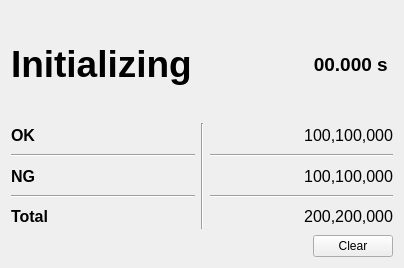
Old version of the form showinfo4result.ui in the repository YeeeeRQ/SpeakerTest.
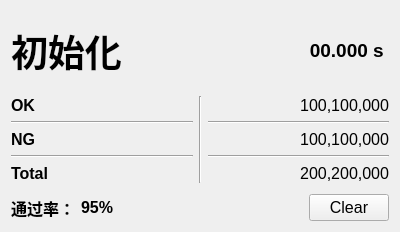
New version of the form.

What changed in the file:
```diff
--- a/showinfo4result.ui
+++ b/showinfo4result.ui
@@ -6,14 +6,26 @@
    <rect>
     <x>0</x>
     <y>0</y>
-    <width>404</width>
-    <height>268</height>
+    <width>400</width>
+    <height>232</height>
    </rect>
   </property>
+  <property name="minimumSize">
+   <size>
+    <width>400</width>
+    <height>0</height>
+   </size>
+  </property>
+  <property name="maximumSize">
+   <size>
+    <width>400</width>
+    <height>16777215</height>
+   </size>
+  </property>
   <property name="windowTitle">
    <string>Form</string>
   </property>
-  <layout class="QVBoxLayout" name="verticalLayout_3" stretch="1,1,0">
+  <layout class="QVBoxLayout" name="verticalLayout_3">
    <item>
     <layout class="QHBoxLayout" name="horizontalLayout_2" stretch="7,3">
      <item>
@@ -25,7 +37,7 @@
         </font>
        </property>
        <property name="text">
-        <string>Initializing</string>
+        <string>初始化</string>
        </property>
       </widget>
      </item>
@@ -181,8 +193,50 @@
      </item>
     </layout>
    </item>
+   <item>
+    <spacer name="verticalSpacer">
+     <property name="orientation">
+      <enum>Qt::Vertical</enum>
+     </property>
+     <property name="sizeType">
+      <enum>QSizePolicy::Fixed</enum>
+     </property>
+     <property name="sizeHint" stdset="0">
+      <size>
+       <width>20</width>
+       <height>5</height>
+      </size>
+     </property>
+    </spacer>
+   </item>
    <item>
     <layout class="QHBoxLayout" name="horizontalLayout_3">
+     <item>
+      <widget class="QLabel" name="label_PassedRateText">
+       <property name="font">
+        <font>
+         <pointsize>12</pointsize>
+         <bold>true</bold>
+        </font>
+       </property>
+       <property name="text">
+        <string>通过率：</string>
+       </property>
+      </widget>
+     </item>
+     <item>
+      <widget class="QLabel" name="label_PassedRate">
+       <property name="font">
+        <font>
+         <pointsize>12</pointsize>
+         <bold>true</bold>
+        </font>
+       </property>
+       <property name="text">
+        <string>95%</string>
+       </property>
+      </widget>
+     </item>
      <item>
       <spacer name="horizontalSpacer">
        <property name="orientation">
@@ -198,6 +252,11 @@
      </item>
      <item>
       <widget class="QPushButton" name="btnClear">
+       <property name="font">
+        <font>
+         <pointsize>12</pointsize>
+        </font>
+       </property>
        <property name="text">
         <string>Clear</string>
        </property>
```
